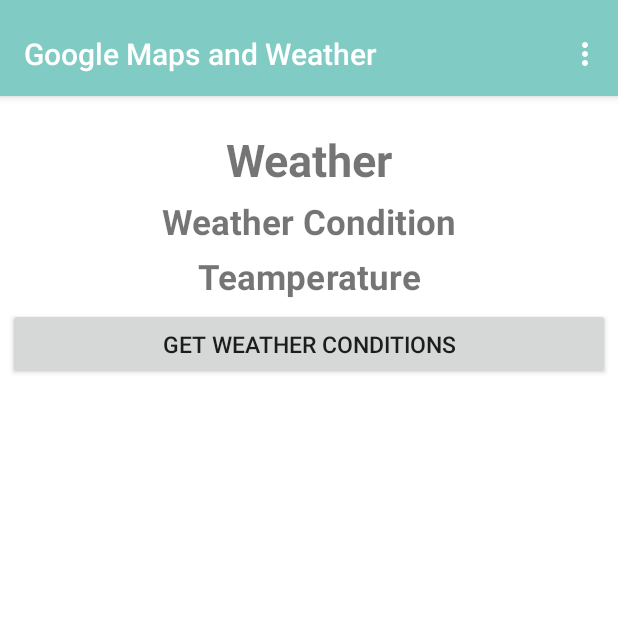
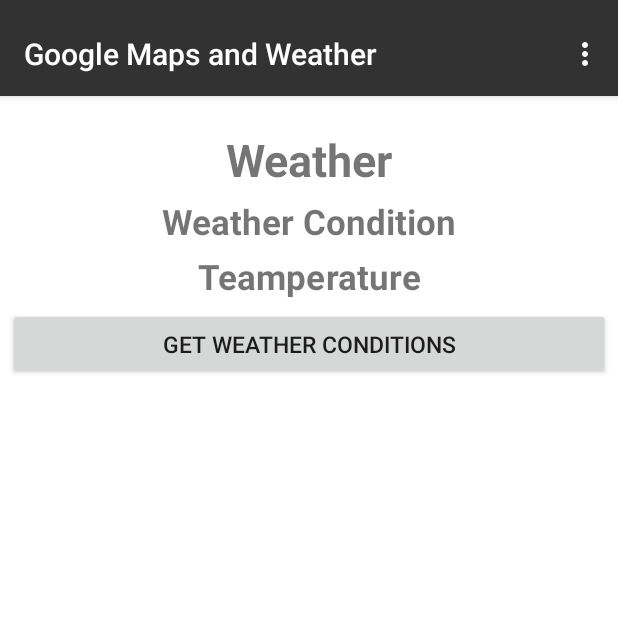
Before and after one commit to Navjot-Nagi/Assignment1-PROG3210, an Android app: the MainActivity screen opened directly, with no data from a screen before it, on a phone screen of 412 x 824 dp, the top half of it. Run offline under Robolectric (Android 15) with nearby library versions, the phone set to English and light mode, and no system bars; our stand-ins replace Room's generated code; libraries missing offline, so code that uses them is left out: android.arch.persistence.

Commit message:
Theme Done
color theme  is done

```diff
--- a/Assignment1/app/src/main/res/layout-land/activity_main.xml
+++ b/Assignment1/app/src/main/res/layout-land/activity_main.xml
@@ -32,5 +32,51 @@
         android:layout_width="576dp"
         android:layout_height="295dp">
 
+        <TextView
+            android:id="@+id/WeatherTitle"
+            android:layout_width="match_parent"
+            android:layout_height="wrap_content"
+            android:layout_alignParentTop="true"
+            android:layout_centerHorizontal="true"
+            android:layout_marginTop="86dp"
+            android:text="@string/weather_title"
+            android:textSize="30sp"
+            android:textStyle="bold"
+            android:textAlignment="center"/>
+        <TextView
+            android:id="@+id/WeatherConditionLabel"
+            android:layout_width="match_parent"
+            android:layout_height="wrap_content"
+            android:layout_below="@+id/WeatherTitle"
+            android:layout_margin="3dp"
+            android:padding="2dp"
+            android:layout_centerHorizontal="true"
+            android:text="@string/weather_condition"
+            android:textSize="23sp"
+            android:textStyle="bold"
+            android:textAlignment="center"/>
+
+        <TextView
+            android:id="@+id/temperature"
+            android:layout_width="match_parent"
+            android:layout_height="wrap_content"
+            android:layout_below="@+id/WeatherConditionLabel"
+            android:layout_toRightOf="@+id/colon"
+            android:ems="8"
+            android:layout_centerHorizontal="true"
+            android:inputType="text"
+            android:text="@string/weather_temperature"
+            android:textAlignment="center"
+            android:textSize="23sp"
+            android:textStyle="bold"/>
+        <Button
+            android:id="@+id/get_weather_conditions"
+            android:layout_width="match_parent"
+            android:layout_height="wrap_content"
+            android:layout_margin="5dp"
+            android:layout_below="@+id/temperature"
+            android:text="@string/gget_weather_conditions"
+            android:textSize="15sp"
+            android:onClick="getWeatherConditions"/>
     </RelativeLayout>
 </android.support.constraint.ConstraintLayout>
--- a/Assignment1/app/src/main/res/values/colors.xml
+++ b/Assignment1/app/src/main/res/values/colors.xml
@@ -1,6 +1,6 @@
 <?xml version="1.0" encoding="utf-8"?>
 <resources>
-    <color name="colorPrimary">#80cbc4</color>
+    <color name="colorPrimary">#323232</color>
     <color name="colorPrimaryDark">#000000</color>
     <color name="colorAccent">#FF4081</color>
     <color name="accent_material_dark_1">#80cbc4</color>
```
